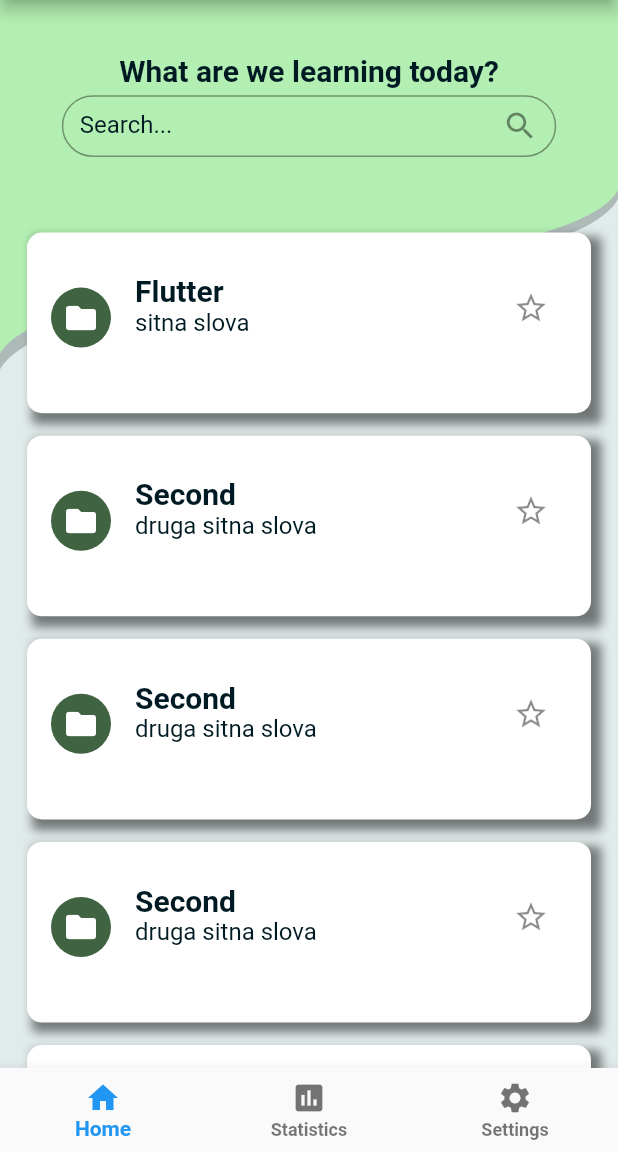
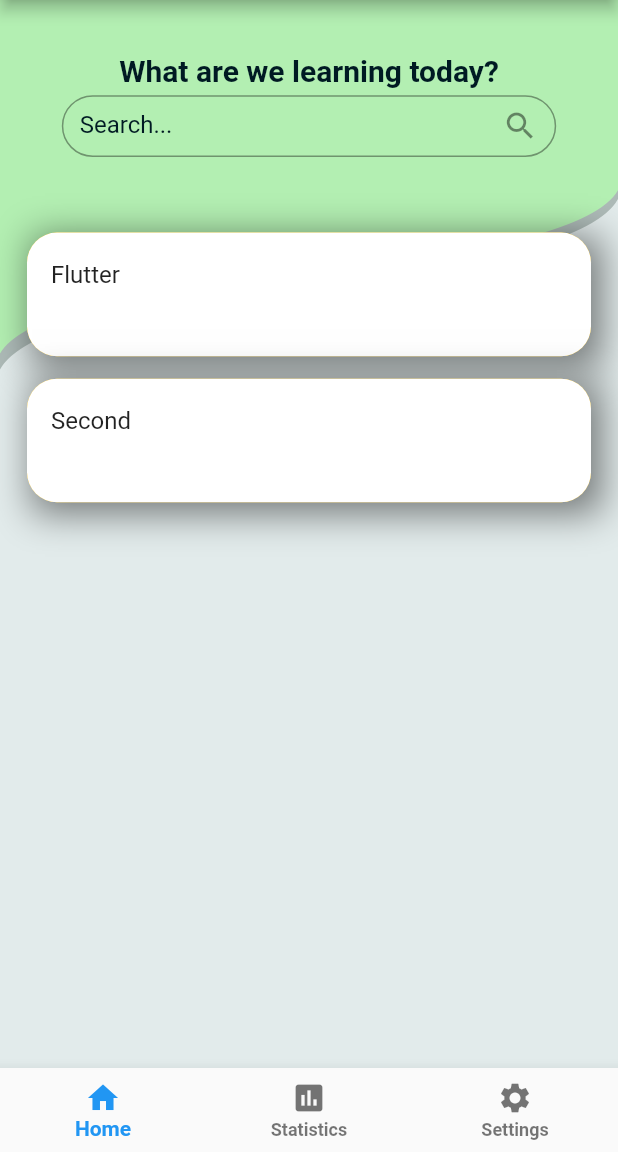
Before and after one commit to mladensavic94/flashcards, a Flutter app: the screen it shows after launch, on a phone screen of 412 x 824 dp, the part 84-1236 px from its top. Run offline on Flutter 3.47's test engine with Material 2 defaults, Android fonts, the phone set to English and light mode, and no system bars; our stand-ins replace flutter_bloc; Roboto replaces fonts that are missing (RobotoMono).

Commit message:
new branch - working on custom widget for cards.

```diff
--- a/lib/repository/repository.dart
+++ b/lib/repository/repository.dart
@@ -17,15 +17,15 @@ class FakeRepository extends Repository{
   List<CardInfo> longQuiz = List.generate(10, (index) => CardInfo("$index Lorem Ipsum is simply dummy text of the printing and typesetting industry. Lorem Ipsum has been the industry's standard dummy text ever since the 1500s, when an unknown printer took a galley of type and scrambled it to make a type specimen book.?", "It has survived not only five centuries, but also the leap into electronic typesetting, remaining essentially unchanged. ", QuestionState.UNANSWERED));
   List<Quiz> data = List.of([Quiz("Flutter","sitna slova", [], 0, 0),
     Quiz("Second","druga sitna slova", [CardInfo("What lang is this app written", "Dart", QuestionState.UNANSWERED), CardInfo("What is this", "IDK2",QuestionState.UNANSWERED)], 0, 0),
-    Quiz("Second","druga sitna slova", [CardInfo("What lang is this app written", "Dart", QuestionState.UNANSWERED), CardInfo("What is this", "IDK2",QuestionState.UNANSWERED)], 0, 0),
-    Quiz("Second","druga sitna slova", [CardInfo("What lang is this app written", "Dart", QuestionState.UNANSWERED), CardInfo("What is this", "IDK2",QuestionState.UNANSWERED)], 0, 0),
-    Quiz("Second","druga sitna slova", [CardInfo("What lang is this app written", "Dart", QuestionState.UNANSWERED), CardInfo("What is this", "IDK2",QuestionState.UNANSWERED)], 0, 0),
-    Quiz("Second","druga sitna slova", [CardInfo("What lang is this app written", "Dart", QuestionState.UNANSWERED), CardInfo("What is this", "IDK2",QuestionState.UNANSWERED)], 0, 0),
-    Quiz("Second","druga sitna slova", [CardInfo("What lang is this app written", "Dart", QuestionState.UNANSWERED), CardInfo("What is this", "IDK2",QuestionState.UNANSWERED)], 0, 0),
-    Quiz("Second","druga sitna slova", [CardInfo("What lang is this app written", "Dart", QuestionState.UNANSWERED), CardInfo("What is this", "IDK2",QuestionState.UNANSWERED)], 0, 0),
-    Quiz("Second","druga sitna slova", [CardInfo("What lang is this app written", "Dart", QuestionState.UNANSWERED), CardInfo("What is this", "IDK2",QuestionState.UNANSWERED)], 0, 0),
-    Quiz("Second","druga sitna slova", [CardInfo("What lang is this app written", "Dart", QuestionState.UNANSWERED), CardInfo("What is this", "IDK2",QuestionState.UNANSWERED)], 0, 0),
-    Quiz("Second","druga sitna slova", [CardInfo("What lang is this app written", "Dart", QuestionState.UNANSWERED), CardInfo("What is this", "IDK2",QuestionState.UNANSWERED)], 0, 0),
+    // Quiz("Second","druga sitna slova", [CardInfo("What lang is this app written", "Dart", QuestionState.UNANSWERED), CardInfo("What is this", "IDK2",QuestionState.UNANSWERED)], 0, 0),
+    // Quiz("Second","druga sitna slova", [CardInfo("What lang is this app written", "Dart", QuestionState.UNANSWERED), CardInfo("What is this", "IDK2",QuestionState.UNANSWERED)], 0, 0),
+    // Quiz("Second","druga sitna slova", [CardInfo("What lang is this app written", "Dart", QuestionState.UNANSWERED), CardInfo("What is this", "IDK2",QuestionState.UNANSWERED)], 0, 0),
+    // Quiz("Second","druga sitna slova", [CardInfo("What lang is this app written", "Dart", QuestionState.UNANSWERED), CardInfo("What is this", "IDK2",QuestionState.UNANSWERED)], 0, 0),
+    // Quiz("Second","druga sitna slova", [CardInfo("What lang is this app written", "Dart", QuestionState.UNANSWERED), CardInfo("What is this", "IDK2",QuestionState.UNANSWERED)], 0, 0),
+    // Quiz("Second","druga sitna slova", [CardInfo("What lang is this app written", "Dart", QuestionState.UNANSWERED), CardInfo("What is this", "IDK2",QuestionState.UNANSWERED)], 0, 0),
+    // Quiz("Second","druga sitna slova", [CardInfo("What lang is this app written", "Dart", QuestionState.UNANSWERED), CardInfo("What is this", "IDK2",QuestionState.UNANSWERED)], 0, 0),
+    // Quiz("Second","druga sitna slova", [CardInfo("What lang is this app written", "Dart", QuestionState.UNANSWERED), CardInfo("What is this", "IDK2",QuestionState.UNANSWERED)], 0, 0),
+    // Quiz("Second","druga sitna slova", [CardInfo("What lang is this app written", "Dart", QuestionState.UNANSWERED), CardInfo("What is this", "IDK2",QuestionState.UNANSWERED)], 0, 0),
   ]);
 
   @override
--- a/lib/ui/pages/home_page.dart
+++ b/lib/ui/pages/home_page.dart
@@ -3,20 +3,32 @@ import 'package:flutter_bloc/flutter_bloc.dart';
 
 import '../../bloc/quiz_cubit.dart';
 import '../../bloc/quiz_state.dart';
-import '../../model/card_data.dart';
 import '../../model/constants.dart';
 import '../../model/quiz.dart';
-import '../widgets/expansion_card.dart';
+import '../widgets/action_card.dart';
 import 'edit_page.dart';
-import 'quiz_page.dart';
 
 class Homepage extends StatefulWidget {
   @override
   _HomepageState createState() => _HomepageState();
 }
 
-class _HomepageState extends State<Homepage> {
+class _HomepageState extends State<Homepage> with SingleTickerProviderStateMixin{
   TextEditingController searchController = TextEditingController();
+  static const Duration toggleDuration = Duration(milliseconds: 250);
+  static const double maxSlide = 225;
+  static const double minDragStartEdge = 60;
+  static const double maxDragStartEdge = maxSlide - 16;
+  AnimationController? _animationController;
+
+  @override
+  void initState() {
+    super.initState();
+    _animationController = AnimationController(
+      vsync: this,
+      duration: toggleDuration,
+    );
+  }
 
   @override
   Widget build(BuildContext context) {
@@ -116,105 +128,12 @@ class _HomepageState extends State<Homepage> {
           BoxShadow(
             color: Colors.black.withOpacity(0.5),
             spreadRadius: 2,
-            blurRadius: 5,
+            blurRadius: 20,
             offset: Offset(5, 5),
           )
         ]),
-        child: ExpansionCard(
-          title: Container(
-            height: MediaQuery.of(context).size.height * 0.1,
-            child: Column(
-              crossAxisAlignment: CrossAxisAlignment.start,
-              mainAxisAlignment: MainAxisAlignment.start,
-              children: [
-                Spacer(
-                  flex: 1,
-                ),
-                Text(
-                  data.title,
-                  style: Theme.of(context).textTheme.bodyText2,
-                ),
-                Text(
-                  data.desc,
-                  style: Theme.of(context).textTheme.headline6,
-                ),
-                (data.time > 0)
-                    ? Text(
-                        "${data.score} correct (out of ${data.cards.length}) in ${data.time} secs",
-                        style: Theme.of(context).textTheme.headline6,
-                      )
-                    : Container(),
-                Spacer(
-                  flex: 2,
-                ),
-              ],
-            ),
-          ),
-          children: [
-            Row(
-              mainAxisAlignment: MainAxisAlignment.spaceEvenly,
-              children: [
-                ElevatedButton(
-                  onPressed: () {
-                    var result = Navigator.push(
-                        context,
-                        MaterialPageRoute(
-                            builder: (context) => QuizPage(data)));
-                    result.then((value) {
-                      setState(() {
-                        if (value is Quiz) {
-                          data = value;
-                          data.cards.forEach((e) {
-                            e.state = QuestionState.UNANSWERED;
-                          });
-                        }
-                      });
-                    });
-                  },
-                  child: Icon(Icons.play_circle_fill),
-                  style: Constants.defaultButtonWithColor(
-                      Theme.of(context).primaryColor),
-                ),
-                ElevatedButton(
-                  onPressed: () => _createFlashcardDrawer(data),
-                  child: Icon(Icons.edit),
-                  style: Constants.defaultButtonWithColor(
-                      Theme.of(context).primaryColor),
-                ),
-                ElevatedButton(
-                  onPressed: () {
-                    context.read<CardFolderCubit>().remove(data);
-                  },
-                  child: Icon(Icons.delete),
-                  style: Constants.defaultButtonWithColor(
-                      Theme.of(context).primaryColor),
-                )
-              ],
-            )
-          ],
-          backgroundColor: Colors.white,
-          trailing: IconButton(
-            icon: Icon(data.isFavourite ? Icons.star : Icons.star_border),
-            onPressed: () {
-              setState(() {
-                data.isFavourite = !data.isFavourite;
-                ScaffoldMessenger.of(context).showSnackBar(SnackBar(
-                    content: Text(
-                      "${data.title} ${data.isFavourite ? "added to" : "removed from"} favourites",
-                      textAlign: TextAlign.center,
-                    ),
-                    duration: const Duration(milliseconds: 1000),
-                    // width: MediaQuery.of(context).size.width * 0.6,
-                    padding: const EdgeInsets.symmetric(
-                      horizontal: 16.0,
-                    ),
-                    behavior: SnackBarBehavior.floating,
-                    shape: RoundedRectangleBorder(
-                      borderRadius: BorderRadius.circular(10.0),
-                    )));
-              });
-            },
-          ),
+        child: ActionCard(
+          data: data,
         ),
       ),
     );
--- /dev/null
+++ b/lib/ui/widgets/action_card.dart
@@ -0,0 +1,32 @@
+import 'package:flashcards/model/quiz.dart';
+import 'package:flutter/material.dart';
+
+class ActionCard extends StatelessWidget {
+
+  final Quiz data;
+
+  const ActionCard({Key? key, required this.data}) : super(key: key);
+
+  @override
+  Widget build(BuildContext context) {
+    double cardHeight = MediaQuery.of(context).size.height * 0.1;
+    return Stack(
+      children: [
+        Container(
+          height: cardHeight,
+          decoration: const BoxDecoration(
+              color: Colors.amber,
+              borderRadius: BorderRadius.all(Radius.circular(20))
+          ),
+        ),
+        Container(
+          height: cardHeight,
+            decoration: const BoxDecoration(
+                color: Colors.white,
+                borderRadius: BorderRadius.all(Radius.circular(20))
+            ),
+          child: ListTile(title: Text(data.title)))
+      ],
+    );
+  }
+}
```
